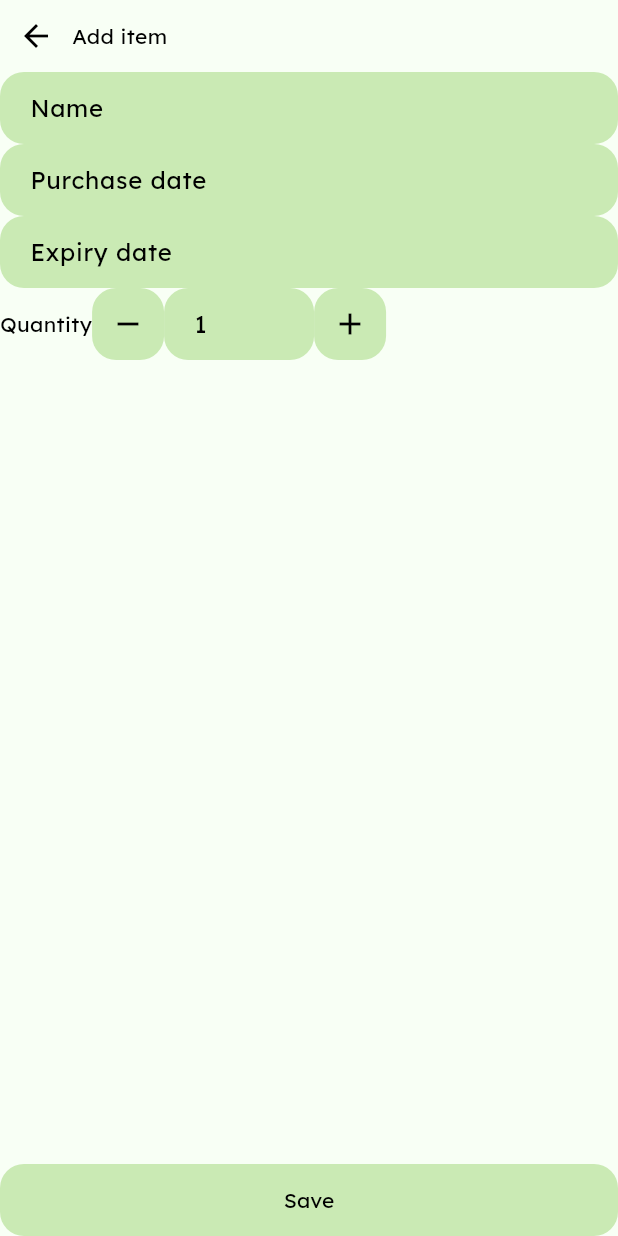
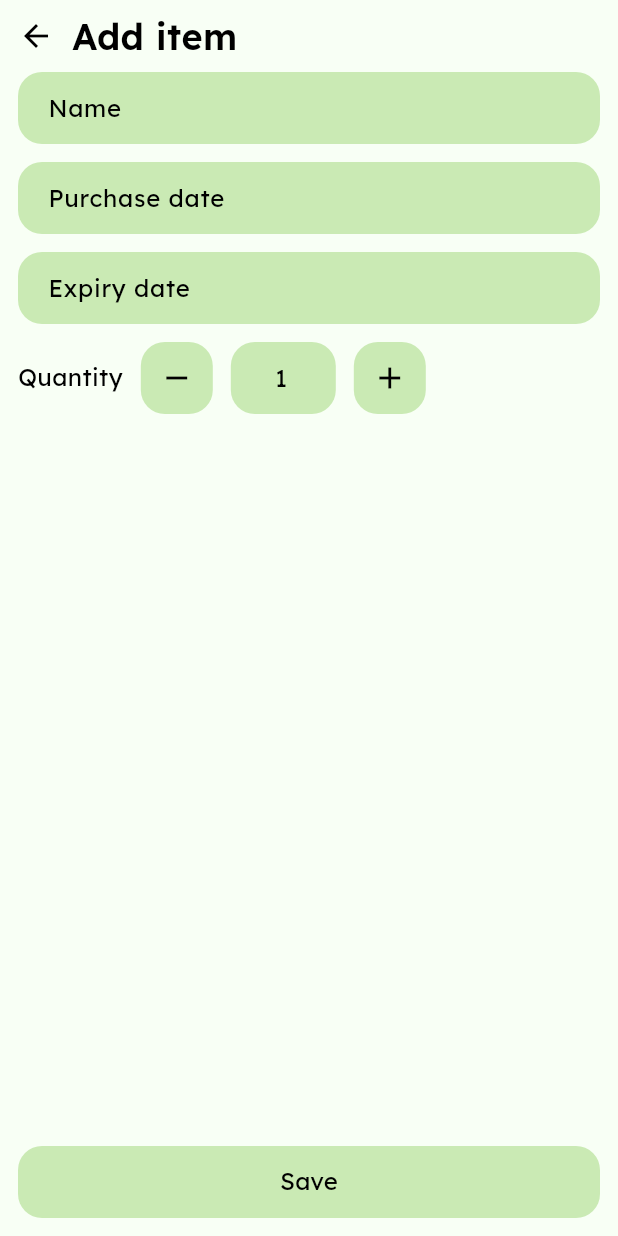
Before and after one commit to AtNull/FridgePal, a Flutter app: the ManageItemScreen screen opened directly, on a phone screen of 412 x 824 dp. Run offline on Flutter 3.47's test engine with Material 3 defaults, Android fonts, the phone set to English and light mode, and no system bars; our stand-ins replace cached_network_image, dio, flutter_hooks, flutter_riverpod, hooks_riverpod, transparent_image; network calls fail.

Commit message:
styled manage item screen

```diff
--- a/app/lib/ui/widgets/manage_items/manage_items_content.dart
+++ b/app/lib/ui/widgets/manage_items/manage_items_content.dart
@@ -6,6 +6,7 @@ import 'package:fridge_pal/model/item.dart';
 import 'package:fridge_pal/providers/items_providers.dart';
 import 'package:fridge_pal/ui/widgets/home/common/dialog.dart';
 import 'package:fridge_pal/ui/widgets/manage_items/quantity_input.dart';
+import 'package:fridge_pal/util/theme_constants.dart';
 import 'package:hooks_riverpod/hooks_riverpod.dart';
 
 class ManageItemsContent extends HookConsumerWidget {
@@ -155,12 +156,21 @@ class ManageItemsContent extends HookConsumerWidget {
                 onPressed: () => Navigator.pop(context),
                 icon: Icon(Icons.arrow_back)
               ),
-              Text(itemToEdit == null ? 'Add item' : 'Edit item'),
+              Text(
+                style: TextStyle(
+                  fontSize: 24,
+                  fontWeight: FontWeight.w600
+                ),
+                itemToEdit == null ? 'Add item' : 'Edit item'
+              ),
               Spacer(),
               if (itemToEdit != null)
                 IconButton(
                   onPressed: () => confirmDeletion(),
-                  icon: Icon(Icons.delete)
+                  icon: Icon(
+                    color: Theme.of(context).colorScheme.error,
+                    Icons.delete
+                  )
                 )
             ]
           ),
@@ -170,9 +180,14 @@ class ManageItemsContent extends HookConsumerWidget {
                 absorbing: saving.value,
                 child: Form(
                   key: formKey,
+                  child: Padding(
+                    padding: EdgeInsetsGeometry.symmetric(horizontal: spacing),
                     child: Column(
+                      spacing: spacing,
                       children: [
-                      TextFormField(
+                        SizedBox(
+                          height: mediumWidgetHeight,
+                          child: TextFormField(
                             controller: nameTextController,
                             decoration: const InputDecoration(
                               hintText: 'Name'
@@ -184,8 +199,11 @@ class ManageItemsContent extends HookConsumerWidget {
 
                               return null;
                             },
+                          )
                         ),
-                      TextFormField(
+                        SizedBox(
+                          height: mediumWidgetHeight,
+                          child: TextFormField(
                             controller: purchaseDateTextController,
                             readOnly: true,
                             decoration: const InputDecoration(
@@ -199,6 +217,7 @@ class ManageItemsContent extends HookConsumerWidget {
 
                               return null;
                             },
+                          )
                         ),
                         TextFormField(
                           controller: expiryTextController,
@@ -221,12 +240,19 @@ class ManageItemsContent extends HookConsumerWidget {
                   )
                 )
               )
+            )
           ),
           SizedBox(
             width: double.infinity,
+            child: Padding(
+              padding: EdgeInsets.all(spacing),
               child: FilledButton(
                 onPressed: () => saveItem(),
-              child: Text(saving.value ? 'Saving' : 'Save')
+                child: Text(
+                  style: TextStyle(fontSize: 16),
+                  saving.value ? 'Saving' : 'Save'
+                )
+              )
             )
           )
         ]
--- a/app/lib/ui/widgets/manage_items/quantity_input.dart
+++ b/app/lib/ui/widgets/manage_items/quantity_input.dart
@@ -2,6 +2,7 @@ import 'dart:math';
 
 import 'package:flutter/material.dart';
 import 'package:flutter/services.dart';
+import 'package:fridge_pal/util/theme_constants.dart';
 
 class QuantityInput extends StatelessWidget {
   final TextEditingController controller;
@@ -11,8 +12,9 @@ class QuantityInput extends StatelessWidget {
   @override
   Widget build(BuildContext context) {
     return Row(
+      spacing: spacing,
       children: [
-        Text('Quantity'),
+        Text(style: TextStyle(fontSize: 16), 'Quantity'),
         IconButton.filled(
           onPressed: () {
             var quantity = int.tryParse(controller.text) ?? 1;
@@ -24,8 +26,10 @@ class QuantityInput extends StatelessWidget {
           icon: Icon(Icons.remove)
         ),
         SizedBox(
-          width: 100,
+          width: 70,
           child: TextFormField(
+            decoration: InputDecoration(contentPadding: EdgeInsets.all(0)),
+            textAlign: TextAlign.center,
             keyboardType: TextInputType.number,
             inputFormatters: <TextInputFormatter>[
               FilteringTextInputFormatter.digitsOnly,
```
Lines whose indentation alone changed are shown as unchanged.
